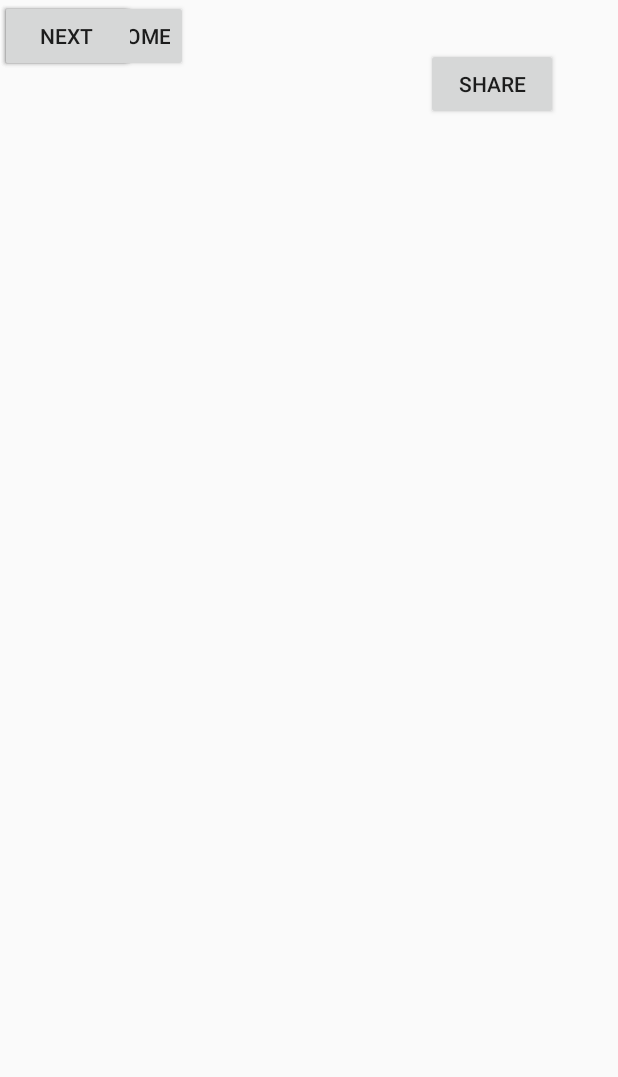
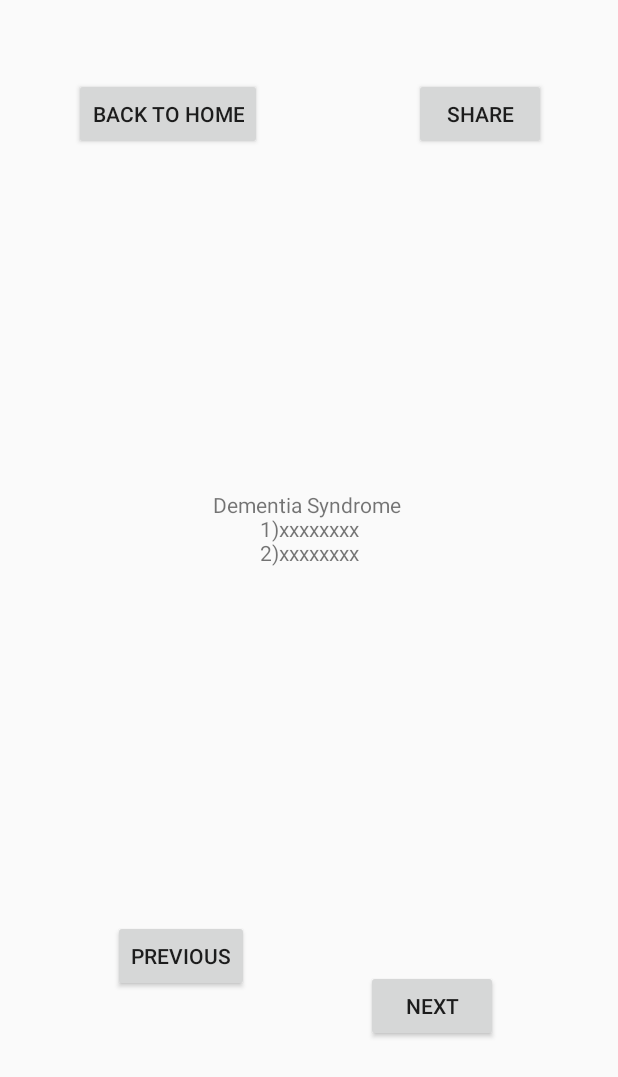
Before and after one commit to tylerlee-2002/MobileProgramming_Assignment, an Android app: the ReadingCornerActivity screen opened directly, with no data from a screen before it, on a phone screen of 412 x 824 dp. Shown: the top 1077 px of the screen. Run offline under Robolectric (Android 15) with nearby library versions, the phone set to English and light mode, and no system bars; our stand-ins replace Firebase (no records; nobody signed in at launch, a user with empty details on screens opened directly); Roboto replaces fonts that are not available here.

Commit message:
set text completed

```diff
--- a/app/src/main/java/com/example/mobileprogramming_assignment/ReadingCornerActivity.java
+++ b/app/src/main/java/com/example/mobileprogramming_assignment/ReadingCornerActivity.java
@@ -1,8 +1,11 @@
 package com.example.mobileprogramming_assignment;
 
 import android.app.Activity;
+import android.content.Intent;
 import android.os.Bundle;
 import android.util.Log;
+import android.widget.Button;
+import android.widget.TextView;
 
 import androidx.annotation.Nullable;
 import androidx.appcompat.app.AppCompatActivity;
@@ -14,19 +17,42 @@ public class ReadingCornerActivity extends AppCompatActivity {
 
     FirebaseAuth mAuth;
     FirebaseUser mUser;
+    Button btnNext, btnPrevious, btnBackHome;
+    TextView txtPage1;
+    int progress = 0;
+
     @Override
-    protected void onCreate(@Nullable Bundle savedInstanceState) {
+    protected void onCreate(Bundle savedInstanceState) {
         super.onCreate(savedInstanceState);
         setContentView(R.layout.activity_reading_corner);
 
-        mAuth = FirebaseAuth.getInstance();
-        mUser = mAuth.getCurrentUser();
+        btnNext = findViewById(R.id.btnNext);
+        btnPrevious = findViewById(R.id.btnPrevious);
+        btnBackHome = findViewById(R.id.btnBackHome);
 
-        assert mUser != null;
-        String email = mUser.getEmail();
-        String userID = mUser.getUid();
+        txtPage1 = findViewById(R.id.txtPage1);
 
-        Log.d("userID:",userID);
-        Log.d("email:",email);
+        String[] topic = {"Dementia Syndrome \n 1)xxxxxxxx \n 2)xxxxxxxx \n", "Tips for communication with dementia person \n 1)xxxxxxxx \n 2)xxxxxxxx \n"};
+        txtPage1.setText(topic[progress]);
+
+        btnNext.setOnClickListener(v -> {
+            if (progress < 2) {
+                progress = progress + 1;
+                txtPage1.setText(topic[progress]);
+            }
+        });
+
+        btnPrevious.setOnClickListener(v -> {
+            if (progress > 0) {
+                progress = progress -1;
+                txtPage1.setText(topic[progress]);
+            }
+        });
+
+        btnBackHome.setOnClickListener(v -> {
+            Intent intent = new Intent(ReadingCornerActivity.this, HomeActivity.class);
+            intent.setFlags(Intent.FLAG_ACTIVITY_CLEAR_TASK | Intent.FLAG_ACTIVITY_NEW_TASK);
+            startActivity(intent);
+        });
     }
 }
--- a/app/src/main/res/layout/activity_reading_corner.xml
+++ b/app/src/main/res/layout/activity_reading_corner.xml
@@ -13,47 +13,62 @@
         android:layout_height="match_parent">
 
         <TextView
-            android:id="@+id/txtWelcome2"
-            android:layout_width="316dp"
-            android:layout_height="438dp"
+            android:id="@+id/txtPage1"
+            android:layout_width="313dp"
+            android:layout_height="433dp"
+            android:layout_marginTop="44dp"
             android:gravity="center"
-            tools:layout_editor_absoluteX="52dp"
-            tools:layout_editor_absoluteY="126dp"
+            app:layout_constraintEnd_toEndOf="parent"
+            app:layout_constraintStart_toStartOf="parent"
+            app:layout_constraintTop_toBottomOf="@+id/btnBackHome"
             tools:text="@tools:sample/lorem/random" />
 
         <Button
-            android:id="@+id/button2"
+            android:id="@+id/btnBackHome"
             android:layout_width="wrap_content"
             android:layout_height="wrap_content"
+            android:layout_marginTop="52dp"
             android:text="Back to Home"
-            tools:layout_editor_absoluteX="52dp"
-            tools:layout_editor_absoluteY="32dp" />
+            app:layout_constraintEnd_toStartOf="@+id/btnLogout2"
+            app:layout_constraintHorizontal_bias="0.326"
+            app:layout_constraintStart_toStartOf="parent"
+            app:layout_constraintTop_toTopOf="parent" />
 
         <Button
             android:id="@+id/btnLogout2"
             android:layout_width="wrap_content"
             android:layout_height="wrap_content"
             android:layout_marginTop="32dp"
-            android:layout_marginEnd="40dp"
+            android:layout_marginEnd="48dp"
             android:text="share"
+            app:layout_constraintBottom_toTopOf="@+id/txtPage1"
             app:layout_constraintEnd_toEndOf="parent"
-            app:layout_constraintTop_toTopOf="parent" />
+            app:layout_constraintTop_toTopOf="parent"
+            app:layout_constraintVertical_bias="0.312" />
 
         <Button
-            android:id="@+id/button3"
+            android:id="@+id/btnPrevious"
             android:layout_width="wrap_content"
             android:layout_height="wrap_content"
+            android:layout_marginTop="36dp"
             android:text="Previous"
-            tools:layout_editor_absoluteX="87dp"
-            tools:layout_editor_absoluteY="598dp" />
+            app:layout_constraintBottom_toBottomOf="parent"
+            app:layout_constraintEnd_toStartOf="@+id/btnNext"
+            app:layout_constraintHorizontal_bias="0.49"
+            app:layout_constraintStart_toStartOf="parent"
+            app:layout_constraintTop_toBottomOf="@+id/txtPage1"
+            app:layout_constraintVertical_bias="0.0" />
 
         <Button
-            android:id="@+id/button4"
+            android:id="@+id/btnNext"
             android:layout_width="wrap_content"
             android:layout_height="wrap_content"
+            android:layout_marginEnd="80dp"
             android:text="Next"
-            tools:layout_editor_absoluteX="232dp"
-            tools:layout_editor_absoluteY="598dp" />
+            app:layout_constraintBottom_toBottomOf="parent"
+            app:layout_constraintEnd_toEndOf="parent"
+            app:layout_constraintTop_toBottomOf="@+id/txtPage1"
+            app:layout_constraintVertical_bias="0.349" />
 
     </androidx.constraintlayout.widget.ConstraintLayout>
 
```
Also changed, not shown: app/src/main/java/com/example/mobileprogramming_assignment/HomeActivity.java (+9 -1 lines), app/src/main/res/layout/activity_home.xml (+18 -12 lines).
